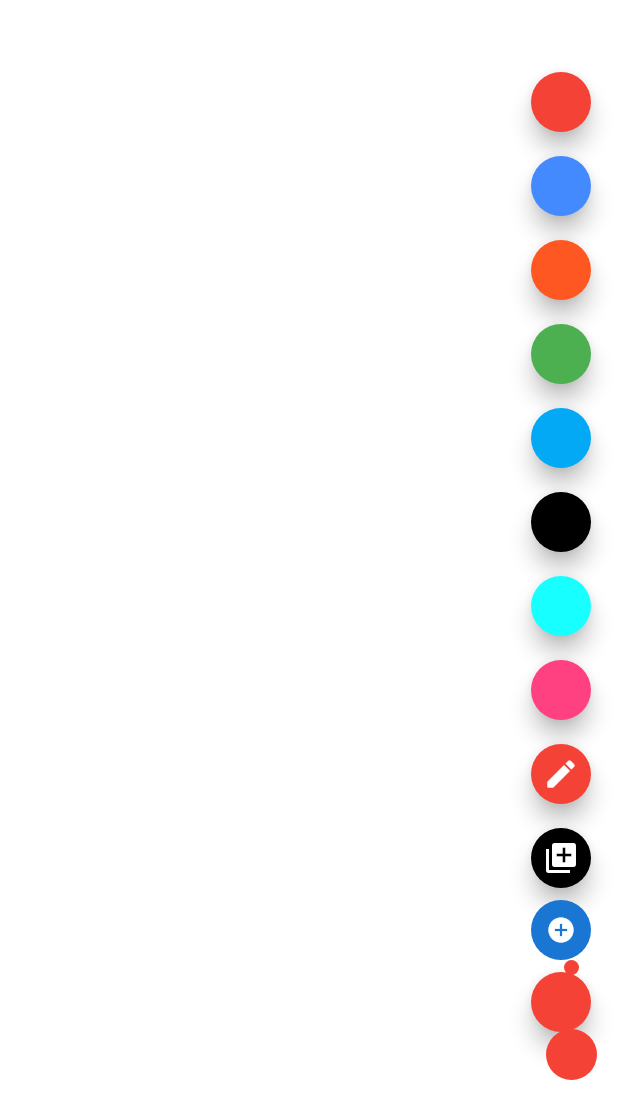
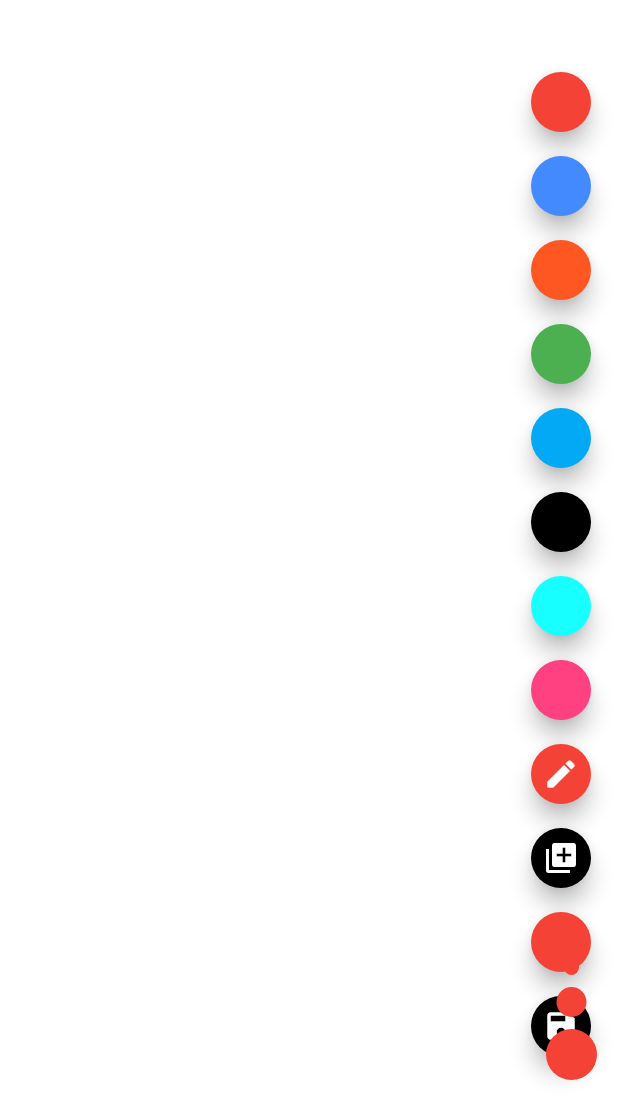
Before and after one commit to JosephSafouri/OXO-2123, a Flutter app: the screen it shows after launch, on a phone screen of 412 x 824 dp. Shown: the top 1119 px of the screen. Run offline on Flutter 3.47's test engine with Material 2 defaults, Android fonts, the phone set to English and light mode, and no system bars; our stand-ins replace image_gallery_saver, image_picker.

Commit message:
Unfinished Save Button
This button always will give a null value, not sure why, maybe its because it only works on IOS and android and not PC.

```diff
--- a/flutter-app/flutter_drawing_app/starter/lib/drawing_page.dart
+++ b/flutter-app/flutter_drawing_app/starter/lib/drawing_page.dart
@@ -7,6 +7,11 @@ import 'package:flutter/material.dart';
 import 'package:flutter/services.dart';
 import 'package:image_picker/image_picker.dart';
 import 'package:flutter/foundation.dart' show kIsWeb;
+import 'package:flutter/rendering.dart';
+import 'dart:ui' as ui;
+import 'dart:typed_data';
+import 'package:image_gallery_saver/image_gallery_saver.dart';
+import 'package:path_provider/path_provider.dart';
 
 // Status keeps track of what action the user is trying to execute, default to none on start
 enum Status {
@@ -21,6 +26,7 @@ class DrawingPage extends StatefulWidget {
   @override
   _DrawingPageState createState() => _DrawingPageState();
 }
+
 /*
 * This renders the canvas to have the drawing state containing
 * the toolbar with all the types of colors in the list,
@@ -29,7 +35,7 @@ class DrawingPage extends StatefulWidget {
 class _DrawingPageState extends State<DrawingPage> {
   ImagePicker picker = ImagePicker();
   File? displayImage;
-  GlobalKey _globalKey = new GlobalKey();
+  GlobalKey<ScaffoldState> _globalKey = new GlobalKey();
   List<DrawnLine> lines = <DrawnLine>[];
   DrawnLine line = DrawnLine([], Colors.white, 0);
 
@@ -49,8 +55,10 @@ class _DrawingPageState extends State<DrawingPage> {
     Colors.pinkAccent
   ];
 
-  StreamController<List<DrawnLine>> linesStreamController = StreamController<List<DrawnLine>>.broadcast();
-  StreamController<DrawnLine> currentLineStreamController = StreamController<DrawnLine>.broadcast();
+  StreamController<List<DrawnLine>> linesStreamController =
+      StreamController<List<DrawnLine>>.broadcast();
+  StreamController<DrawnLine> currentLineStreamController =
+      StreamController<DrawnLine>.broadcast();
   /*
   * This will allow the user to be able to save
   * the image that is being displayed whether there
@@ -60,8 +68,33 @@ class _DrawingPageState extends State<DrawingPage> {
   * they annotate it.
   */
   Future<void> save() async {
-    // TODO
+    try {
+      RenderRepaintBoundary boundary = _globalKey.currentContext!
+          .findRenderObject()! as RenderRepaintBoundary;
+      print("Here2?");
+      ui.Image image = await boundary.toImage();
+      ByteData? byteData =
+          await (image.toByteData(format: ui.ImageByteFormat.png));
+      print("Here3?");
+      if (byteData != null) {
+        print("Here4?");
+        final time = DateTime.now()
+            .toIso8601String()
+            .replaceAll('.', '-')
+            .replaceAll(':', '-');
+        final name = 'screenshot_$time';
+        final saved = await ImageGallerySaver.saveImage(
+            byteData.buffer.asUint8List(),
+            name: name,
+            isReturnImagePathOfIOS: true);
+        print("Here5?");
       }
+      print("Here6?");
+    } catch (e) {
+      print(e);
+    }
+  }
+
   /*
   * This will let the user clear the page of all notations
   * if it the canvas was modified in a way they do not like.
@@ -72,6 +105,7 @@ class _DrawingPageState extends State<DrawingPage> {
       line = DrawnLine([], Colors.white, 0);
     });
   }
+
   /*
   * This allows the user to pick an image file type
   * and set it as the canvas background to allow them
@@ -80,13 +114,13 @@ class _DrawingPageState extends State<DrawingPage> {
   Future pickImage() async {
     try {
       final image = await ImagePicker().pickImage(source: ImageSource.gallery);
-        if(image == null) {
+      if (image == null) {
         return;
       }
       final imageTemp = File(image.path);
 
       setState(() => this.displayImage = imageTemp);
-      } on PlatformException catch(e) {
+    } on PlatformException catch (e) {
       print('Failed to pick image: $e');
     }
   }
@@ -110,6 +144,7 @@ class _DrawingPageState extends State<DrawingPage> {
       }
     });
   }
+
   /*
  * This method does a similar thing to the previous method
  * but has a variable that contains a list of points that
@@ -141,6 +176,7 @@ class _DrawingPageState extends State<DrawingPage> {
       }
     });
   }
+
   /*
  * This method tells the system when the user has let go of the
  * drawing something on the canvas and adds it to the list of lines.
@@ -153,6 +189,7 @@ class _DrawingPageState extends State<DrawingPage> {
       }
     });
   }
+
   /*
   This method begins adding the text field on an X-ray image.
   */
@@ -176,8 +213,15 @@ class _DrawingPageState extends State<DrawingPage> {
           color: Colors.transparent,
           width: MediaQuery.of(context).size.width,
           height: MediaQuery.of(context).size.height,
-          child: CustomPaint(
-            painter: Sketcher(lines: lines),
+          child: StreamBuilder<DrawnLine>(
+            stream: currentLineStreamController.stream,
+            builder: (context, snapshot) {
+              return CustomPaint(
+                painter: Sketcher(
+                  lines: [line],
+                ),
+              );
+            },
           ),
         ),
       ),
@@ -194,8 +238,7 @@ class _DrawingPageState extends State<DrawingPage> {
             buildStrokeButton(10.0),
             buildStrokeButton(17.0),
           ],
-      )
-    );
+        ));
   }
 
   //TODO: Make Stroke width expand horizontally not vertically
@@ -212,7 +255,13 @@ class _DrawingPageState extends State<DrawingPage> {
         child: Container(
           width: strokeWidth * 2,
           height: strokeWidth * 2,
-          decoration: BoxDecoration(color: selectedColor, borderRadius: BorderRadius.circular(20.0), border: Border.all(style: strokeWidthIsClicked ? BorderStyle.solid : BorderStyle.none)),
+          decoration: BoxDecoration(
+              color: selectedColor,
+              borderRadius: BorderRadius.circular(20.0),
+              border: Border.all(
+                  style: strokeWidthIsClicked
+                      ? BorderStyle.solid
+                      : BorderStyle.none)),
         ),
       ),
     );
@@ -227,7 +276,10 @@ class _DrawingPageState extends State<DrawingPage> {
         mainAxisAlignment: MainAxisAlignment.start,
         children: [
           for (Color color in toolbarColors) buildColorButton(color),
-          buildLineButton(), buildUploadButton(), buildPointButton(), buildTextFieldButton()
+          buildLineButton(),
+          buildUploadButton(),
+          buildTextFieldButton(),
+          buildDownloadButton()
         ],
       ),
     );
@@ -239,7 +291,7 @@ class _DrawingPageState extends State<DrawingPage> {
       child: FloatingActionButton(
         mini: true,
         backgroundColor: selectedColor,
-        child:Icon(Icons.create_rounded),
+        child: Icon(Icons.create_rounded),
         onPressed: () {
           setState(() {
             if (displayImage != null) {
@@ -250,6 +302,7 @@ class _DrawingPageState extends State<DrawingPage> {
       ),
     );
   }
+
 /*
   This is the button widget for the upload image feature.
   It is added on the tool bar.
@@ -260,11 +313,10 @@ Widget buildUploadButton() {
         child: FloatingActionButton(
             mini: true,
             backgroundColor: Colors.black,
-        child:Icon(Icons.add_to_photos),
+            child: Icon(Icons.add_to_photos),
             onPressed: () {
               pickImage();
-         }
-      ));
+            }));
   }
   /*
   This is the button widget for the text field feature.
@@ -337,28 +389,17 @@ Widget buildUploadButton() {
     if (displayImage != null) {
       if (kIsWeb) {
         return Container(
-        width: 0.95 * width, //setting picture to take up 95 percent of the screen to leave room for the toolbar
-        child:
-        Image.network(
-            displayImage!.path,
-            fit: BoxFit.fill
-          )
-      );
+            width: 0.95 *
+                width, //setting picture to take up 95 percent of the screen to leave room for the toolbar
+            child: Image.network(displayImage!.path, fit: BoxFit.fill));
       } else {
         return Container(
             width: 0.95 * width,
-        child:
-        Image.file(
-            displayImage!,
-            fit: BoxFit.fill
-          )
-      );
+            child: Image.file(displayImage!, fit: BoxFit.fill));
       }
     }
     return Container(
-      decoration: BoxDecoration(
-        color: Colors.white
-      ),
+      decoration: BoxDecoration(color: Colors.white),
       width: width,
       height: height,
     );
@@ -366,16 +407,18 @@ Widget buildUploadButton() {
   /*
     * TODO: Unfinished skeleton of the point button.
     */
-    Widget buildPointButton() {
-    return GestureDetector(
-      child: CircleAvatar(
-        child: Icon(
-          Icons.add_circle,
-          size: 20.0,
-          color: Colors.white,
-        ),
-      ),
-    );
+
+  Widget buildDownloadButton() {
+    return Padding(
+        padding: const EdgeInsets.all(4.0),
+        child: FloatingActionButton(
+          mini: true,
+          backgroundColor: Colors.black,
+          child: Icon(Icons.save),
+          onPressed: () async {
+            save();
+          },
+        ));
   }
 
   @override
@@ -389,7 +432,8 @@ Widget buildUploadButton() {
         children: <Widget>[
           determineDisplayContent(_width, _height),
           buildCurrentPath(context),
-          Positioned(child: Container(
+          Positioned(
+            child: Container(
               color: Colors.white,
               alignment: Alignment.centerRight,
             ),
@@ -405,6 +449,26 @@ Widget buildUploadButton() {
     );
   }
 
+  Widget buildAllPaths(BuildContext context) {
+    return RepaintBoundary(
+      key: _globalKey,
+      child: Container(
+        width: MediaQuery.of(context).size.width,
+        height: MediaQuery.of(context).size.height,
+        child: StreamBuilder<List<DrawnLine>>(
+          stream: linesStreamController.stream,
+          builder: (context, snapshot) {
+            return CustomPaint(
+              painter: Sketcher(
+                lines: lines,
+              ),
+            );
+          },
+        ),
+      ),
+    );
+  }
+
   @override
   void dispose() {
     linesStreamController.close();
--- a/flutter-app/flutter_drawing_app/starter/pubspec.yaml
+++ b/flutter-app/flutter_drawing_app/starter/pubspec.yaml
@@ -30,6 +30,8 @@ dependencies:
   cupertino_icons: ^1.0.2
   path_provider: ^2.0.2
   image_picker: ^0.8.5+3
+  image_gallery_saver: ^1.7.1
+  screenshot: ^1.2.3
 
 dev_dependencies:
   flutter_test:
```
Also changed, not shown: flutter-app/flutter_drawing_app/starter/pubspec.lock, 2 other files. Lines whose indentation alone changed are shown as unchanged.
